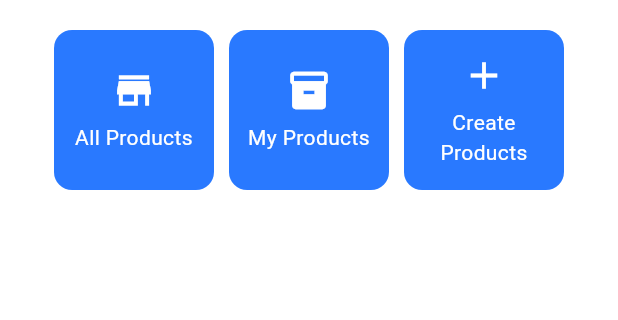
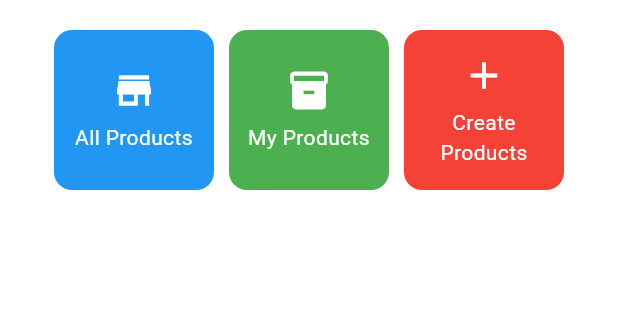
Before and after one commit to MafazaAnanda/siuuu-store-mobile, a Flutter app: the screen it shows after launch, on a phone screen of 412 x 824 dp, the part 387-707 px from its top. Run offline on Flutter 3.47's test engine with Material 3 defaults, Android fonts, the light colour scheme and no system bars.

Commit message:
fix button color issue

```diff
--- a/lib/menu.dart
+++ b/lib/menu.dart
@@ -120,7 +120,7 @@ class ItemCard extends StatelessWidget {
   @override
   Widget build(BuildContext context) {
     return Material(
-      color: Theme.of(context).colorScheme.secondary,
+      color: itemHomePage.color,
       borderRadius: BorderRadius.circular(12),
       child: InkWell(
         onTap: () {
```
